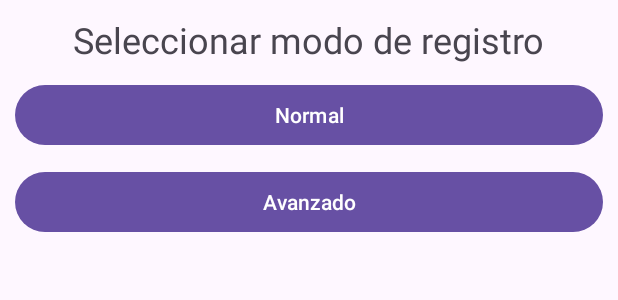
After one commit to Lossani/PressurelessHealth, an Android app: the layout select_add_measurement.xml on its own in the app's theme, with its tools: preview values and no code run, on a phone screen of 412 x 824 dp. The commit adds this screen. Shown: the top 300 px of the screen. Run offline under Robolectric (Android 15) with nearby library versions, the phone set to English and light mode, and no system bars.

Commit message:
Refactor: Refactor ActivityMainBinding

```diff
--- a/app/src/main/AndroidManifest.xml
+++ b/app/src/main/AndroidManifest.xml
@@ -28,7 +28,7 @@
             android:name=".views.reports.MeasurementList.MeasurementList"
             android:exported="false" />
         <activity
-            android:name=".views.AddMeasurement"
+            android:name=".views.add.AddMeasurementBasic"
             android:exported="false" />
         <activity
             android:name=".MainActivity"
--- a/app/src/main/java/com/xempre/pressurelesshealth/MainActivity.java
+++ b/app/src/main/java/com/xempre/pressurelesshealth/MainActivity.java
@@ -11,20 +11,18 @@ import androidx.preference.PreferenceManager;
 import android.content.Intent;
 import android.content.SharedPreferences;
 import android.os.Bundle;
-import android.widget.Button;
-import android.widget.EditText;
 
 import com.google.android.material.bottomnavigation.BottomNavigationView;
 import com.xempre.pressurelesshealth.api.GoogleFitApi;
-import com.xempre.pressurelesshealth.databinding.ActivityMainBinding;
-import com.xempre.pressurelesshealth.views.AddMeasurement;
+import com.xempre.pressurelesshealth.databinding.ActivityMainViewBinding;
+import com.xempre.pressurelesshealth.views.add.AddMeasurementBasic;
 import com.xempre.pressurelesshealth.views.profile.UserProfile;
 import com.xempre.pressurelesshealth.views.reports.MeasurementList.MeasurementList;
 import com.xempre.pressurelesshealth.views.settings.SettingsFragment;
 
 public class MainActivity extends AppCompatActivity {
 
-    ActivityMainBinding binding;
+    ActivityMainViewBinding binding;
     BottomNavigationView bottomNavigationView;
     private GoogleFitApi googleFitApi = null;
 
@@ -42,13 +40,13 @@ public class MainActivity extends AppCompatActivity {
             setGoogleFitApi(new GoogleFitApi(this));
         }
         // googleFitApi = new GoogleFitApi(this);
-        binding = ActivityMainBinding.inflate(getLayoutInflater());
+        binding = ActivityMainViewBinding.inflate(getLayoutInflater());
         bottomNavigationView = binding.bottomNavigationMain;
         setContentView(binding.getRoot());
         replaceFragment(new UserProfile());
         bottomNavigationView.setOnItemSelectedListener(item -> {
             if (item.getItemId() == R.id.bb_add){
-                replaceFragment(new AddMeasurement());
+                replaceFragment(new AddMeasurementBasic());
             } else if (item.getItemId() == R.id.bb_report) {
                 replaceFragment(new MeasurementList());
             } else if (item.getItemId() == R.id.bb_profile) {
--- a/app/src/main/java/com/xempre/pressurelesshealth/views/AddMeasurement.java
+++ b/app/src/main/java/com/xempre/pressurelesshealth/views/add/AddMeasurementBasic.java
@@ -1,4 +1,4 @@
-package com.xempre.pressurelesshealth.views;
+package com.xempre.pressurelesshealth.views.add;
 
 import static com.google.android.gms.fitness.data.HealthFields.FIELD_BLOOD_PRESSURE_DIASTOLIC;
 import static com.google.android.gms.fitness.data.HealthFields.FIELD_BLOOD_PRESSURE_SYSTOLIC;
@@ -9,7 +9,6 @@ import androidx.fragment.app.Fragment;
 
 import android.app.Activity;
 import android.os.Bundle;
-import android.util.Log;
 import android.view.LayoutInflater;
 import android.view.View;
 import android.view.ViewGroup;
@@ -35,10 +34,8 @@ import java.util.Map;
 import retrofit2.Call;
 import retrofit2.Callback;
 import retrofit2.Response;
-import retrofit2.Retrofit;
-import retrofit2.converter.gson.GsonConverterFactory;
 
-public class AddMeasurement extends Fragment {
+public class AddMeasurementBasic extends Fragment {
 
     private ActivityAddMeasurementBinding binding;
     EditText sys;
--- /dev/null
+++ b/app/src/main/java/com/xempre/pressurelesshealth/views/add/SelectAddMode.java
@@ -0,0 +1,7 @@
+package com.xempre.pressurelesshealth.views.add;
+
+import androidx.fragment.app.Fragment;
+
+public class SelectAddMode extends Fragment {
+
+}
--- a/app/src/main/res/layout/activity_add_measurement.xml
+++ b/app/src/main/res/layout/activity_add_measurement.xml
@@ -5,7 +5,7 @@
     android:layout_width="match_parent"
     android:layout_height="match_parent"
     android:orientation="vertical"
-    tools:context=".views.AddMeasurement">
+    tools:context=".views.add.AddMeasurementBasic">
 
     <TextView
         android:id="@+id/textView2"
--- /dev/null
+++ b/app/src/main/res/layout/select_add_measurement.xml
@@ -0,0 +1,42 @@
+<?xml version="1.0" encoding="utf-8"?>
+<androidx.constraintlayout.widget.ConstraintLayout xmlns:android="http://schemas.android.com/apk/res/android"
+    xmlns:app="http://schemas.android.com/apk/res-auto"
+    xmlns:tools="http://schemas.android.com/tools"
+    android:layout_width="match_parent"
+    android:layout_height="match_parent">
+
+    <Button
+        android:id="@+id/button"
+        android:layout_width="0dp"
+        android:layout_height="wrap_content"
+        android:layout_marginStart="10dp"
+        android:layout_marginTop="10dp"
+        android:layout_marginEnd="10dp"
+        android:text="Normal"
+        app:layout_constraintEnd_toEndOf="parent"
+        app:layout_constraintStart_toStartOf="parent"
+        app:layout_constraintTop_toBottomOf="@+id/textView6" />
+
+    <Button
+        android:id="@+id/button2"
+        android:layout_width="0dp"
+        android:layout_height="wrap_content"
+        android:layout_marginStart="10dp"
+        android:layout_marginTop="10dp"
+        android:layout_marginEnd="10dp"
+        android:text="Avanzado"
+        app:layout_constraintEnd_toEndOf="parent"
+        app:layout_constraintStart_toStartOf="parent"
+        app:layout_constraintTop_toBottomOf="@+id/button" />
+
+    <TextView
+        android:id="@+id/textView6"
+        android:layout_width="wrap_content"
+        android:layout_height="wrap_content"
+        android:layout_marginTop="10dp"
+        android:text="Seleccionar modo de registro"
+        android:textSize="24sp"
+        app:layout_constraintEnd_toEndOf="parent"
+        app:layout_constraintStart_toStartOf="parent"
+        app:layout_constraintTop_toTopOf="parent" />
+</androidx.constraintlayout.widget.ConstraintLayout>
```
